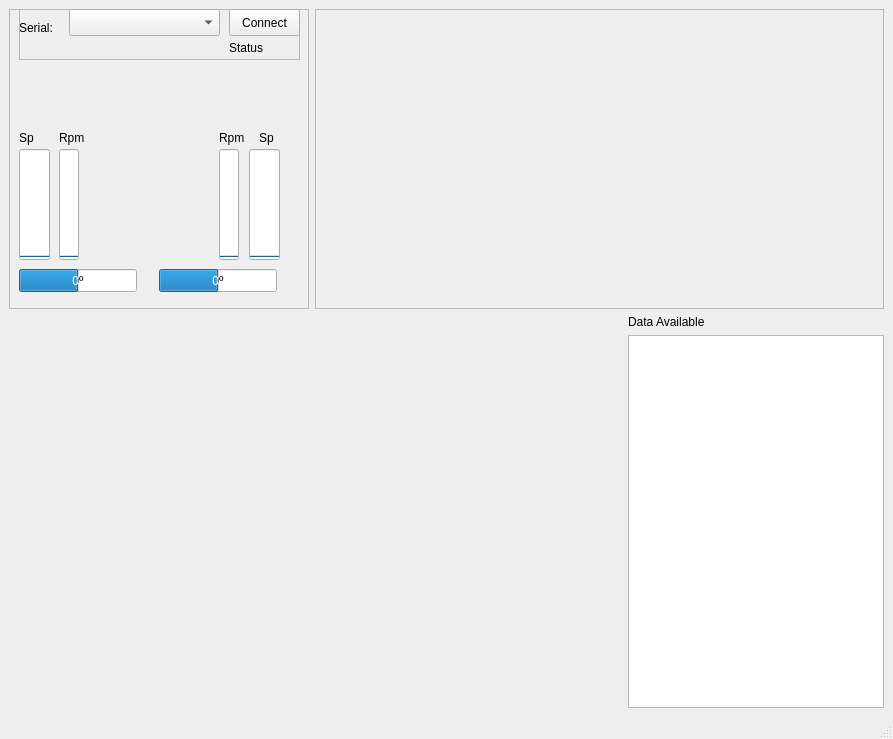
Above: vant3.ui from iurobpn/provant-groundstation before the change. Below: the same form after it.
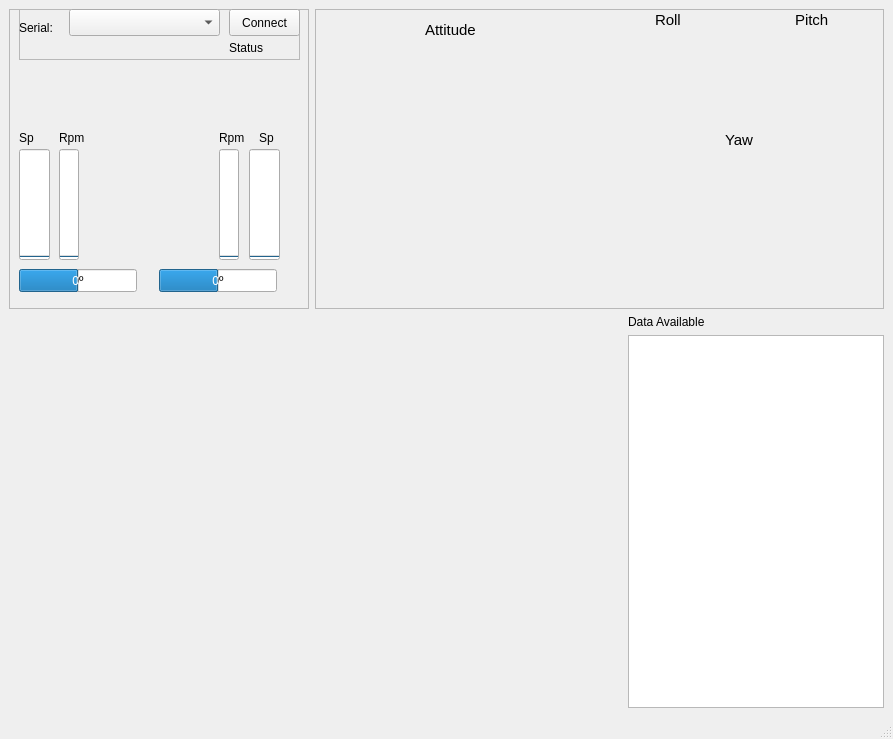
That is the form after the change. Custom widgets are drawn as their Qt base class.

Commit message: mudando leyout, adicionando roll, pitch e yaw texto sincornizado

```diff
--- a/vant3.ui
+++ b/vant3.ui
@@ -345,16 +345,99 @@
            </property>
            <layout class="QHBoxLayout" name="lay3"/>
           </widget>
-          <widget class="QWidget" name="verticalLayoutWidget">
+          <widget class="QWidget" name="horizontalLayoutWidget_2">
+           <property name="geometry">
+            <rect>
+             <x>279</x>
+             <y>19</y>
+             <width>291</width>
+             <height>101</height>
+            </rect>
+           </property>
+           <layout class="QHBoxLayout" name="lay4"/>
+          </widget>
+          <widget class="QWidget" name="horizontalLayoutWidget_3">
            <property name="geometry">
             <rect>
              <x>280</x>
-             <y>-1</y>
+             <y>140</y>
              <width>291</width>
-             <height>271</height>
+             <height>171</height>
             </rect>
            </property>
-           <layout class="QVBoxLayout" name="lay4"/>
+           <layout class="QHBoxLayout" name="lay5"/>
+          </widget>
+          <widget class="KSqueezedTextLabel" name="ksqueezedtextlabel_7">
+           <property name="geometry">
+            <rect>
+             <x>110</x>
+             <y>10</y>
+             <width>121</width>
+             <height>21</height>
+            </rect>
+           </property>
+           <property name="font">
+            <font>
+             <pointsize>11</pointsize>
+            </font>
+           </property>
+           <property name="text">
+            <string>Attitude</string>
+           </property>
+          </widget>
+          <widget class="KSqueezedTextLabel" name="ksqueezedtextlabel_8">
+           <property name="geometry">
+            <rect>
+             <x>340</x>
+             <y>0</y>
+             <width>31</width>
+             <height>21</height>
+            </rect>
+           </property>
+           <property name="font">
+            <font>
+             <pointsize>11</pointsize>
+            </font>
+           </property>
+           <property name="text">
+            <string>Roll</string>
+           </property>
+          </widget>
+          <widget class="KSqueezedTextLabel" name="ksqueezedtextlabel_9">
+           <property name="geometry">
+            <rect>
+             <x>480</x>
+             <y>0</y>
+             <width>41</width>
+             <height>21</height>
+            </rect>
+           </property>
+           <property name="font">
+            <font>
+             <pointsize>11</pointsize>
+            </font>
+           </property>
+           <property name="text">
+            <string>Pitch</string>
+           </property>
+          </widget>
+          <widget class="KSqueezedTextLabel" name="ksqueezedtextlabel_10">
+           <property name="geometry">
+            <rect>
+             <x>410</x>
+             <y>120</y>
+             <width>41</width>
+             <height>21</height>
+            </rect>
+           </property>
+           <property name="font">
+            <font>
+             <pointsize>11</pointsize>
+            </font>
+           </property>
+           <property name="text">
+            <string>Yaw</string>
+           </property>
           </widget>
          </widget>
         </item>
```
The commit also changes 2 other files.
